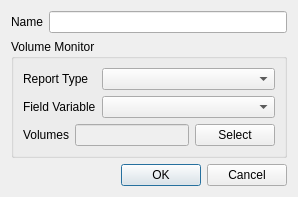
Old version of the form view/solution/monitors/volume_dialog.ui in the repository nextfoam/baram.
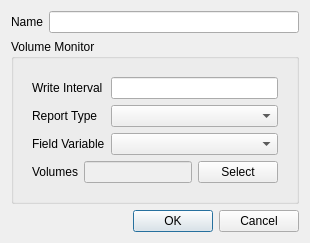
New version of the form.

Commit message: #142 모니터링 항목에 write interval 추가, surface 모니터 report type 추가

The edit to the form file:
```diff
--- a/view/solution/monitors/volume_dialog.ui
+++ b/view/solution/monitors/volume_dialog.ui
@@ -6,8 +6,8 @@
    <rect>
     <x>0</x>
     <y>0</y>
-    <width>298</width>
-    <height>192</height>
+    <width>310</width>
+    <height>238</height>
    </rect>
   </property>
   <property name="windowTitle">
@@ -51,36 +51,41 @@
       <item>
        <widget class="QWidget" name="properties" native="true">
         <layout class="QFormLayout" name="formLayout">
-         <property name="leftMargin">
-          <number>0</number>
-         </property>
-         <property name="topMargin">
-          <number>0</number>
-         </property>
-         <property name="rightMargin">
-          <number>0</number>
-         </property>
          <property name="bottomMargin">
           <number>0</number>
          </property>
          <item row="0" column="0">
+          <widget class="QLabel" name="label_5">
+           <property name="text">
+            <string>Write Interval</string>
+           </property>
+          </widget>
+         </item>
+         <item row="0" column="1">
+          <widget class="QLineEdit" name="writeInterval">
+           <property name="text">
+            <string/>
+           </property>
+          </widget>
+         </item>
+         <item row="1" column="0">
           <widget class="QLabel" name="label">
            <property name="text">
             <string>Report Type</string>
            </property>
           </widget>
          </item>
-         <item row="0" column="1">
+         <item row="1" column="1">
           <widget class="QComboBox" name="reportType"/>
          </item>
-         <item row="1" column="0">
+         <item row="2" column="0">
           <widget class="QLabel" name="label_2">
            <property name="text">
             <string>Field Variable</string>
            </property>
           </widget>
          </item>
-         <item row="1" column="1">
+         <item row="2" column="1">
           <widget class="QComboBox" name="fieldVariable"/>
          </item>
         </layout>
@@ -90,16 +95,16 @@
        <widget class="QWidget" name="widget" native="true">
         <layout class="QHBoxLayout" name="horizontalLayout_2">
          <property name="leftMargin">
-          <number>0</number>
+          <number>9</number>
          </property>
          <property name="topMargin">
           <number>0</number>
          </property>
          <property name="rightMargin">
-          <number>0</number>
+          <number>9</number>
          </property>
          <property name="bottomMargin">
-          <number>0</number>
+          <number>9</number>
          </property>
          <item>
           <widget class="QLabel" name="label_3">
```
The commit also changes 12 other files.
